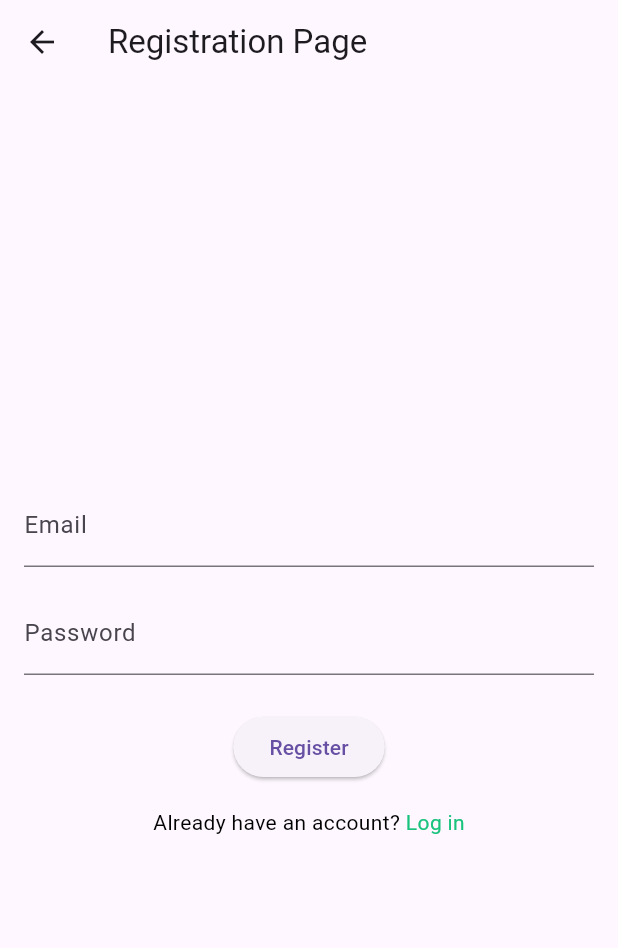
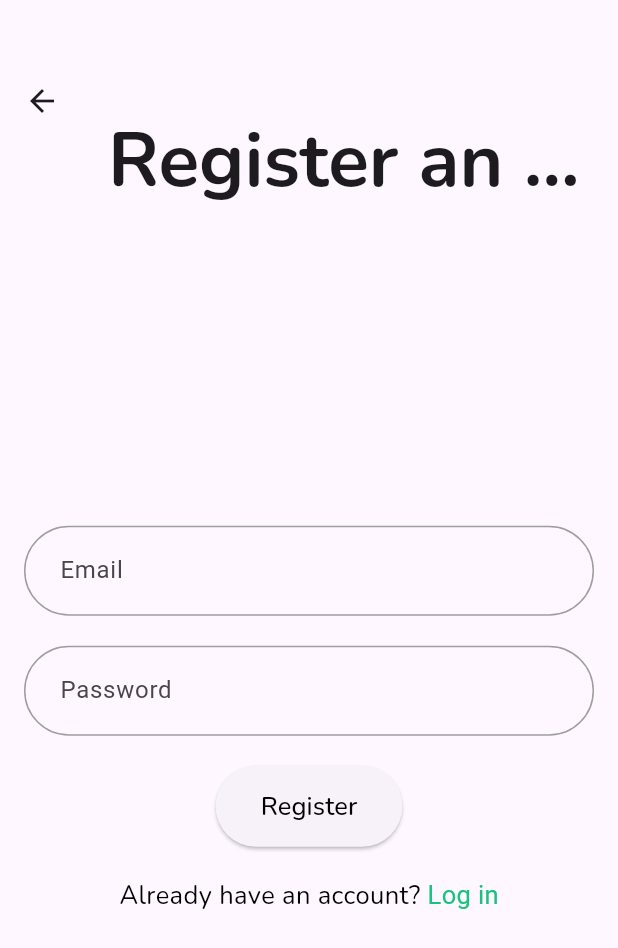
Before and after one commit to SETAP-Education/EducationApp, a Flutter app: the screen it shows after launch, after a tap on "Sign up", on a phone screen of 412 x 824 dp. Shown: the top 948 px of the screen. Run offline on Flutter 3.47's test engine with Material 3 defaults, Android fonts, the phone set to English and light mode, and no system bars; our stand-ins replace firebase_auth, firebase_core, google_fonts; accounts and stored records are empty; network calls fail; statements that could not run were skipped.

Commit message:
UI from login and registration matches

```diff
--- a/education_app/lib/Pages/AuthenticationPages/LoginPageUI.dart
+++ b/education_app/lib/Pages/AuthenticationPages/LoginPageUI.dart
@@ -54,7 +54,6 @@ class LoginPageUI extends StatelessWidget {
               ),
             ),
             ),
-            // box to add space between 2 textfields
             SizedBox(height: 20.0),
             // password textfield
             Container(
@@ -90,7 +89,7 @@ class LoginPageUI extends StatelessWidget {
               style: ElevatedButton.styleFrom(
                 padding: EdgeInsets.symmetric(horizontal: 30, vertical: 15),
               ),
-              child: Text('Log in',style: GoogleFonts.nunito(color: Colors.black, fontSize: 17)
+              child: Text('Log in', style: GoogleFonts.nunito(color: Colors.black, fontSize: 17)
               ),
             ),
             SizedBox(height: 20.0),
--- a/education_app/lib/Pages/AuthenticationPages/RegistrationPageUI.dart
+++ b/education_app/lib/Pages/AuthenticationPages/RegistrationPageUI.dart
@@ -1,6 +1,11 @@
 import 'package:flutter/material.dart';
 import 'package:education_app/Pages/AuthenticationPages/RegistrationPageLogic.dart';
 import 'package:education_app/Pages/AuthenticationPages/LoginPageUI.dart';
+import 'package:google_fonts/google_fonts.dart';
+
+// basic colour scheme - will come up with one on friday with max
+Color primaryColour = Colors.grey;
+Color secondaryColour = Colors.grey;
 
 class RegistrationPageUI extends StatelessWidget {
   final TextEditingController _emailController = TextEditingController();
@@ -13,24 +18,75 @@ class RegistrationPageUI extends StatelessWidget {
   Widget build(BuildContext context) {
     return Scaffold(
       appBar: AppBar(
-        title: Text('Registration Page'),
+        toolbarHeight: 135.0,
+        title: Padding(
+          padding: EdgeInsets.only(top: 80.0),
+          child: Text(
+            'Register an account',
+            style: GoogleFonts.nunito(
+              fontSize: 50.0,
+              fontWeight: FontWeight.bold,
+            ),
+          ),
+        ),
+        centerTitle: true,
       ),
       body: Padding(
         padding: const EdgeInsets.all(16.0),
         child: Column(
           mainAxisAlignment: MainAxisAlignment.center,
           children: [
-            TextField(
+            Container(
+              width: 600, // Set the desired width
+              child: TextField(
                 controller: _emailController,
-              decoration: InputDecoration(labelText: 'Email'),
+                decoration: InputDecoration(labelText: 'Email',
+                  contentPadding: EdgeInsets.symmetric(horizontal: 20, vertical: 15),
+                  focusedBorder: OutlineInputBorder(
+                    borderSide: BorderSide(color: primaryColour),
+                    borderRadius: BorderRadius.circular(30.0),
                   ),
-            SizedBox(height: 16.0),
-            TextField(
+                  enabledBorder: OutlineInputBorder(
+                    borderSide: BorderSide(color: primaryColour),
+                    borderRadius: BorderRadius.circular(30.0),
+                  ),),
+                style: GoogleFonts.nunito(
+                  fontSize: 20.0,
+                ),
+              ),
+            ),
+            SizedBox(height: 20.0),
+            // password textfield
+            Container(
+              width: 600,
+              child: Row(
+                children: [
+                  Expanded(
+                    child: TextField(
                       controller: _passwordController,
                       obscureText: true,
-              decoration: InputDecoration(labelText: 'Password'),
+                      decoration: InputDecoration(
+                        labelText: 'Password',
+                        contentPadding: EdgeInsets.symmetric(horizontal: 20, vertical: 15),
+                        focusedBorder: OutlineInputBorder(
+                          borderSide: BorderSide(color: primaryColour),
+                          borderRadius: BorderRadius.circular(30.0),
                         ),
-            SizedBox(height: 24.0),
+                        enabledBorder: OutlineInputBorder(
+                          borderSide: BorderSide(color: primaryColour),
+                          borderRadius: BorderRadius.circular(30.0),
+                        ),
+                      ),
+                      style: GoogleFonts.nunito(
+                        fontSize: 20.0,
+                      ),
+                    ),
+                  ),
+                ],
+              ),
+            ),
+            SizedBox(height: 20.0),
+            // register button
             ElevatedButton(
               onPressed: () {
                 RegistrationPageLogic().register(
@@ -39,17 +95,22 @@ class RegistrationPageUI extends StatelessWidget {
                   _passwordController.text,
                 );
               },
-              child: Text('Register'),
+              style: ElevatedButton.styleFrom(
+                padding: EdgeInsets.symmetric(horizontal: 30, vertical: 15),
               ),
-            SizedBox(height: 16.0),
+              child: Text('Register', style: GoogleFonts.nunito(color: Colors.black, fontSize: 17)),
+            ),
+            SizedBox(height: 20.0),
             Row(
               mainAxisAlignment: MainAxisAlignment.center,
               children: [
                 Text(
                   'Already have an account? ',
-                  style: TextStyle(color: Colors.black),
+                  style: GoogleFonts.nunito(color: Colors.black, fontSize: 17.0),
                 ),
-                GestureDetector(
+                MouseRegion(
+                  cursor: SystemMouseCursors.click,
+                  child: GestureDetector(
                     onTap: () {
                       Navigator.push(
                         context,
@@ -61,7 +122,8 @@ class RegistrationPageUI extends StatelessWidget {
                     child: Text(
                       'Log in',
                       style: TextStyle(
-                      color: Color(0xFF19c37d),
+                          color: Color(0xFF19c37d), fontSize: 17.0
+                      ),
                     ),
                   ),
                 ),
```
Lines whose indentation alone changed are shown as unchanged.
